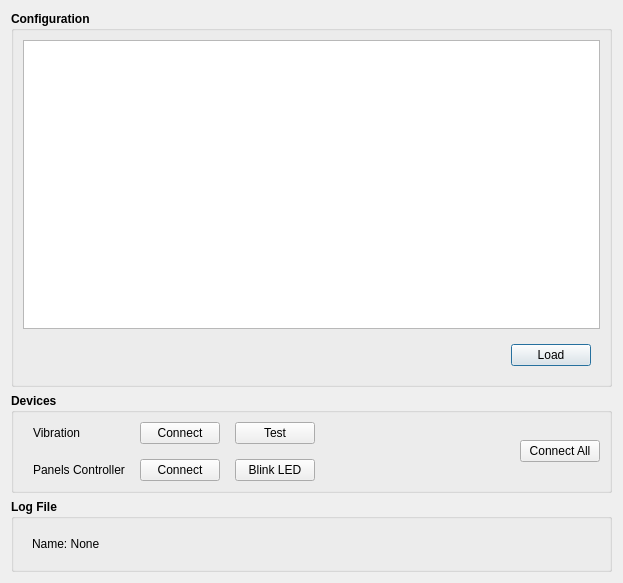
janelia-idf/bias, file src/plugin/stampede/stampede_plugin.ui: the form before one commit.
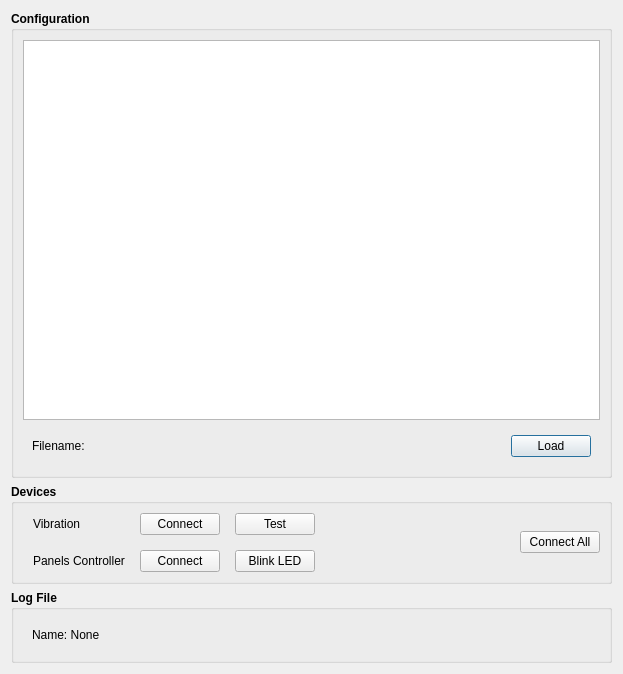
The form after the commit.

Commit message: Worked on stampede plugin.

What changed in the file:
```diff
--- a/src/plugin/stampede/stampede_plugin.ui
+++ b/src/plugin/stampede/stampede_plugin.ui
@@ -7,7 +7,7 @@
     <x>0</x>
     <y>0</y>
     <width>623</width>
-    <height>583</height>
+    <height>674</height>
    </rect>
   </property>
   <property name="windowTitle">
@@ -32,6 +32,19 @@
       <item>
        <widget class="QWidget" name="widget" native="true">
         <layout class="QHBoxLayout" name="horizontalLayout_2">
+         <item>
+          <widget class="QLabel" name="fileNameLabelPtr">
+           <property name="font">
+            <font>
+             <weight>50</weight>
+             <bold>false</bold>
+            </font>
+           </property>
+           <property name="text">
+            <string>Filename: </string>
+           </property>
+          </widget>
+         </item>
          <item>
           <spacer name="horizontalSpacer_2">
            <property name="orientation">
@@ -39,7 +52,7 @@
            </property>
            <property name="sizeHint" stdset="0">
             <size>
-             <width>481</width>
+             <width>419</width>
              <height>20</height>
             </size>
            </property>
```
The commit also changes 15 other files.
